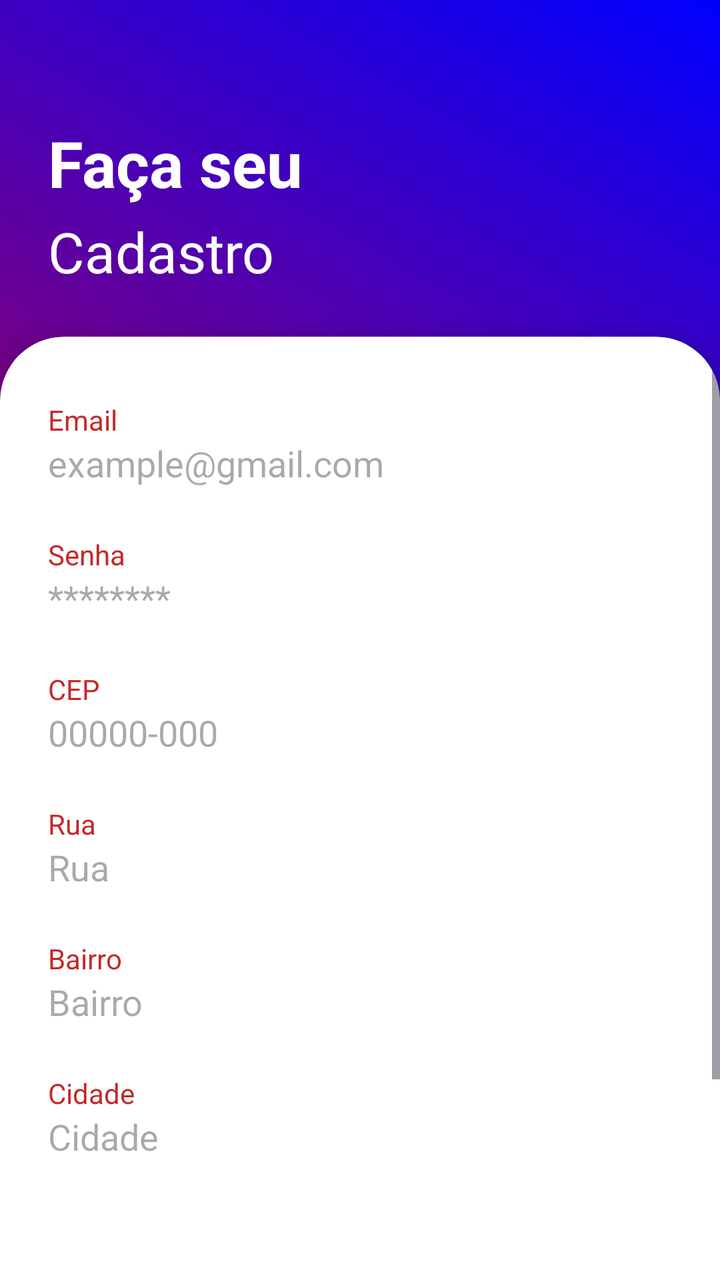
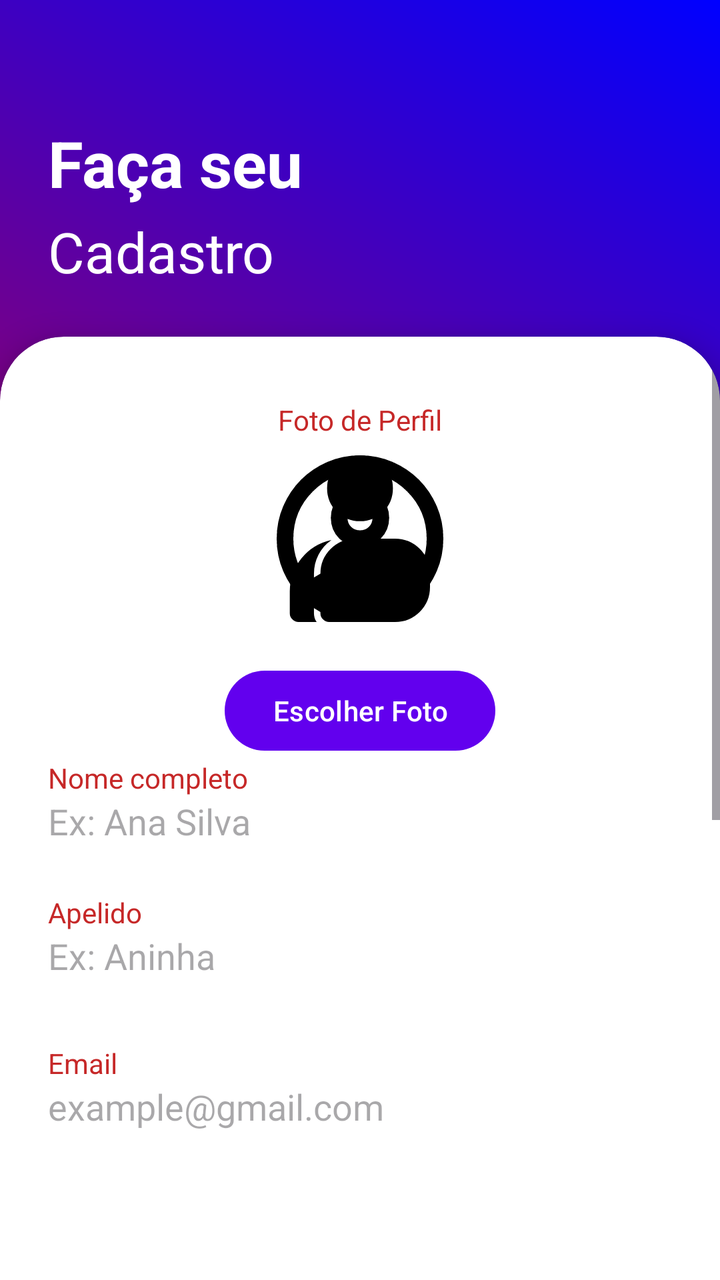

Compare the two renders of this Android layout. The source of the first and the diff that turns it into the second are given below.
<!-- AndroidManifest.xml: application theme Theme.Miadot -->
<!-- res/layout/fragment_register.xml -->
<?xml version="1.0" encoding="utf-8"?>
<androidx.constraintlayout.widget.ConstraintLayout
    xmlns:android="http://schemas.android.com/apk/res/android"
    xmlns:app="http://schemas.android.com/apk/res-auto"
    android:layout_width="match_parent"
    android:layout_height="match_parent">

    
    <View
        android:id="@+id/backgroundGradient"
        android:layout_width="0dp"
        android:layout_height="0dp"
        android:background="@drawable/bg_gradient"
        app:layout_constraintTop_toTopOf="parent"
        app:layout_constraintBottom_toBottomOf="parent"
        app:layout_constraintStart_toStartOf="parent"
        app:layout_constraintEnd_toEndOf="parent" />

    
    <TextView
        android:id="@+id/tvHello"
        android:layout_width="wrap_content"
        android:layout_height="wrap_content"
        android:text="Faça seu"
        android:textColor="@android:color/white"
        android:textSize="32sp"
        android:textStyle="bold"
        app:layout_constraintTop_toTopOf="parent"
        app:layout_constraintStart_toStartOf="parent"
        android:layout_marginTop="60dp"
        android:layout_marginStart="24dp" />

    <TextView
        android:id="@+id/tvSignIn"
        android:layout_width="wrap_content"
        android:layout_height="wrap_content"
        android:text="Cadastro"
        android:textColor="@android:color/white"
        android:textSize="28sp"
        app:layout_constraintTop_toBottomOf="@id/tvHello"
        app:layout_constraintStart_toStartOf="@id/tvHello"
        android:layout_marginTop="4dp" />

    
    <androidx.cardview.widget.CardView
        android:id="@+id/loginCard"
        android:layout_width="0dp"
        android:layout_height="0dp"
        app:cardCornerRadius="32dp"
        app:cardElevation="8dp"
        app:layout_constraintTop_toBottomOf="@id/tvSignIn"
        app:layout_constraintStart_toStartOf="parent"
        app:layout_constraintEnd_toEndOf="parent"
        app:layout_constraintBottom_toBottomOf="parent"
        android:layout_marginTop="24dp"
        android:layout_marginStart="0dp"
        android:layout_marginEnd="0dp"
        android:layout_marginBottom="0dp">

        <ScrollView
            android:layout_width="match_parent"
            android:layout_height="match_parent"
            android:fillViewport="true">

            <LinearLayout
                android:layout_width="match_parent"
                android:layout_height="wrap_content"
                android:orientation="vertical"
                android:padding="24dp">

                
                <TextView
                    android:layout_width="wrap_content"
                    android:layout_height="wrap_content"
                    android:text="Email"
                    android:textColor="#C62828"
                    android:textSize="14sp"
                    android:layout_marginTop="8dp" />

                <EditText
                    android:id="@+id/editTextRegisterEmail"
                    android:layout_width="match_parent"
                    android:layout_height="wrap_content"
                    android:hint="example@gmail.com"
                    android:inputType="textEmailAddress"
                    android:background="@android:color/transparent"
                    android:paddingBottom="8dp"
                    android:layout_marginBottom="16dp" />

                
                <TextView
                    android:layout_width="wrap_content"
                    android:layout_height="wrap_content"
                    android:text="Senha"
                    android:textColor="#C62828"
                    android:textSize="14sp" />

                <EditText
                    android:id="@+id/editTextRegisterPassword"
                    android:layout_width="match_parent"
                    android:layout_height="wrap_content"
                    android:hint="********"
                    android:inputType="textPassword"
                    android:background="@android:color/transparent"
                    android:paddingBottom="8dp"
                    android:layout_marginBottom="8dp" />

                
                <TextView
                    android:layout_width="wrap_content"
                    android:layout_height="wrap_content"
                    android:text="CEP"
                    android:textColor="#C62828"
                    android:textSize="14sp"
                    android:layout_marginTop="8dp" />

                <EditText
                    android:id="@+id/editTextRegisterCep"
                    android:layout_width="match_parent"
                    android:layout_height="wrap_content"
                    android:hint="00000-000"
                    android:inputType="number"
                    android:maxLength="9"
                    android:background="@android:color/transparent"
                    android:paddingBottom="8dp"
                    android:layout_marginBottom="16dp" />

                
                <TextView
                    android:layout_width="wrap_content"
                    android:layout_height="wrap_content"
                    android:text="Rua"
                    android:textColor="#C62828"
                    android:textSize="14sp" />

                <EditText
                    android:id="@+id/editTextRegisterStreet"
                    android:layout_width="match_parent"
                    android:layout_height="wrap_content"
                    android:hint="Rua"
                    android:inputType="text"
                    android:background="@android:color/transparent"
                    android:paddingBottom="8dp"
                    android:layout_marginBottom="16dp" />

                
                <TextView
                    android:layout_width="wrap_content"
                    android:layout_height="wrap_content"
                    android:text="Bairro"
                    android:textColor="#C62828"
                    android:textSize="14sp" />

                <EditText
                    android:id="@+id/editTextRegisterNeighborhood"
                    android:layout_width="match_parent"
                    android:layout_height="wrap_content"
                    android:hint="Bairro"
                    android:inputType="text"
                    android:background="@android:color/transparent"
                    android:paddingBottom="8dp"
                    android:layout_marginBottom="16dp" />

                
                <TextView
                    android:layout_width="wrap_content"
                    android:layout_height="wrap_content"
                    android:text="Cidade"
                    android:textColor="#C62828"
                    android:textSize="14sp" />

                <EditText
                    android:id="@+id/editTextRegisterCity"
                    android:layout_width="match_parent"
                    android:layout_height="wrap_content"
                    android:hint="Cidade"
                    android:inputType="text"
                    android:background="@android:color/transparent"
                    android:paddingBottom="8dp"
                    android:layout_marginBottom="16dp" />

                
                <TextView
                    android:layout_width="wrap_content"
                    android:layout_height="wrap_content"
                    android:text="Estado"
                    android:textColor="#C62828"
                    android:textSize="14sp" />

                <EditText
                    android:id="@+id/editTextRegisterState"
                    android:layout_width="match_parent"
                    android:layout_height="wrap_content"
                    android:hint="Estado"
                    android:inputType="text"
                    android:background="@android:color/transparent"
                    android:paddingBottom="8dp"
                    android:layout_marginBottom="16dp" />

                
                <Button
                    android:id="@+id/buttonRegister"
                    android:layout_width="match_parent"
                    android:layout_height="wrap_content"
                    android:text="Cadastrar"
                    android:textAllCaps="true"
                    android:textColor="@android:color/white"
                    android:background="@drawable/bg_button"
                    android:layout_marginBottom="24dp" />

            </LinearLayout>

        </ScrollView>

    </androidx.cardview.widget.CardView>

    
    <View
        android:id="@+id/whiteOverlay"
        android:layout_width="0dp"
        android:layout_height="48dp"
        android:background="@android:color/white"
        android:elevation="16dp"
        android:outlineProvider="none"
        app:layout_constraintBottom_toBottomOf="@id/loginCard"
        app:layout_constraintStart_toStartOf="@id/loginCard"
        app:layout_constraintEnd_toEndOf="@id/loginCard" />

</androidx.constraintlayout.widget.ConstraintLayout>
<!-- resources referenced by this layout -->
<resources>
  <!-- drawable bg_button (drawable) -->
  <shape xmlns:android="http://schemas.android.com/apk/res/android"
      android:shape="rectangle">
      <gradient
          android:startColor="#D32F2F"
          android:endColor="#4A148C"
          android:angle="0" />
      <corners android:radius="32dp"/>
  </shape>
  <!-- drawable bg_gradient (drawable) -->
  <shape xmlns:android="http://schemas.android.com/apk/res/android"
      android:shape="rectangle">
      <gradient
          android:startColor="#FF0000"
          android:endColor="#0000FF"
          android:angle="45"/>
  </shape>
  <style name="Theme.Miadot" parent="Theme.Material3.DayNight.NoActionBar">
          
          <item name="colorPrimary">@color/purple_500</item>
          <item name="colorPrimaryDark">@color/purple_700</item>
          <item name="colorAccent">@color/teal_200</item>
      </style>
  <color name="purple_500">#FF6200EE</color>
  <color name="purple_700">#FF3700B3</color>
  <color name="teal_200">#FF03DAC5</color>
</resources>

<!-- the commit's change to res/layout/fragment_register.xml (unified diff, before → after) -->
@@ -67,6 +67,67 @@
                 android:layout_height="wrap_content"
                 android:orientation="vertical"
                 android:padding="24dp">
+                <TextView
+                    android:layout_width="wrap_content"
+                    android:layout_height="wrap_content"
+                    android:text="Foto de Perfil"
+                    android:textColor="#C62828"
+                    android:layout_gravity="center_horizontal"
+                    android:textSize="14sp"
+                    android:layout_marginTop="8dp" />
+                <ImageView
+                    android:id="@+id/imageViewProfile"
+                    android:layout_width="100dp"
+                    android:layout_height="100dp"
+                    android:layout_gravity="center_horizontal"
+                    android:layout_marginBottom="12dp"
+                    android:src="@drawable/default_profile"
+                    android:scaleType="centerCrop"
+                    android:background="@drawable/circle_background" />
+
+
+                <Button
+                    android:id="@+id/buttonSelectImage"
+                    android:layout_width="wrap_content"
+                    android:layout_height="wrap_content"
+                    android:layout_gravity="center_horizontal"
+                    android:text="Escolher Foto" />
+
+                
+                <TextView
+                    android:layout_width="wrap_content"
+                    android:layout_height="wrap_content"
+                    android:text="Nome completo"
+                    android:textColor="#C62828"
+                    android:textSize="14sp" />
+
+                <EditText
+                    android:id="@+id/editTextRegisterFullName"
+                    android:layout_width="match_parent"
+                    android:layout_height="wrap_content"
+                    android:hint="Ex: Ana Silva"
+                    android:inputType="textPersonName"
+                    android:background="@android:color/transparent"
+                    android:paddingBottom="8dp"
+                    android:layout_marginBottom="16dp" />
+
+                
+                <TextView
+                    android:layout_width="wrap_content"
+                    android:layout_height="wrap_content"
+                    android:text="Apelido"
+                    android:textColor="#C62828"
+                    android:textSize="14sp" />
+
+                <EditText
+                    android:id="@+id/editTextRegisterNickname"
+                    android:layout_width="match_parent"
+                    android:layout_height="wrap_content"
+                    android:hint="Ex: Aninha"
+                    android:inputType="text"
+                    android:background="@android:color/transparent"
+                    android:paddingBottom="8dp"
+                    android:layout_marginBottom="16dp" />
 
                 
                 <TextView
<!-- resource entries referenced after the edit -->
@@ -17,6 +17,18 @@
           android:endColor="#0000FF"
           android:angle="45"/>
   </shape>
+  <!-- drawable circle_background (drawable) -->
+  <vector xmlns:android="http://schemas.android.com/apk/res/android" android:height="24dp" android:tint="#000000" android:viewportHeight="960" android:viewportWidth="960" android:width="24dp">
+        
+      <path android:fillColor="@android:color/white" android:pathData="M234,684Q285,645 348,622.5Q411,600 480,600Q549,600 612,622.5Q675,645 726,684Q761,643 780.5,591Q800,539 800,480Q800,347 706.5,253.5Q613,160 480,160Q347,160 253.5,253.5Q160,347 160,480Q160,539 179.5,591Q199,643 234,684ZM480,520Q421,520 380.5,479.5Q340,439 340,380Q340,321 380.5,280.5Q421,240 480,240Q539,240 579.5,280.5Q620,321 620,380Q620,439 579.5,479.5Q539,520 480,520ZM480,880Q397,880 324,848.5Q251,817 197,763Q143,709 111.5,636Q80,563 80,480Q80,397 111.5,324Q143,251 197,197Q251,143 324,111.5Q397,80 480,80Q563,80 636,111.5Q709,143 763,197Q817,251 848.5,324Q880,397 880,480Q880,563 848.5,636Q817,709 763,763Q709,817 636,848.5Q563,880 480,880ZM480,800Q533,800 580,784.5Q627,769 666,740Q627,711 580,695.5Q533,680 480,680Q427,680 380,695.5Q333,711 294,740Q333,769 380,784.5Q427,800 480,800ZM480,440Q506,440 523,423Q540,406 540,380Q540,354 523,337Q506,320 480,320Q454,320 437,337Q420,354 420,380Q420,406 437,423Q454,440 480,440ZM480,380Q480,380 480,380Q480,380 480,380Q480,380 480,380Q480,380 480,380Q480,380 480,380Q480,380 480,380Q480,380 480,380Q480,380 480,380ZM480,740Q480,740 480,740Q480,740 480,740Q480,740 480,740Q480,740 480,740Q480,740 480,740Q480,740 480,740Q480,740 480,740Q480,740 480,740Z"/>
+      
+  </vector>
+  <!-- drawable default_profile (drawable) -->
+  <vector xmlns:android="http://schemas.android.com/apk/res/android" android:height="24dp" android:tint="#000000" android:viewportHeight="960" android:viewportWidth="960" android:width="24dp">
+        
+      <path android:fillColor="@android:color/white" android:pathData="M185,880Q168,880 155.5,867.5Q143,855 143,838L143,733Q143,643 199,574Q255,505 343,486Q303,514 281,556.5Q259,599 259,648L259,838Q259,849 262,860Q265,871 272,880L185,880ZM332,880Q315,880 302.5,867.5Q290,855 290,838L290,648Q290,578 339.5,529Q389,480 459,480L648,480Q718,480 767,529Q816,578 816,648L816,712Q816,782 767,831Q718,880 648,880L332,880ZM480,396Q414,396 368,350Q322,304 322,238Q322,172 368,126Q414,80 480,80Q546,80 592,126Q638,172 638,238Q638,304 592,350Q546,396 480,396Z"/>
+      
+  </vector>
   <style name="Theme.Miadot" parent="Theme.Material3.DayNight.NoActionBar">
           
           <item name="colorPrimary">@color/purple_500</item>
